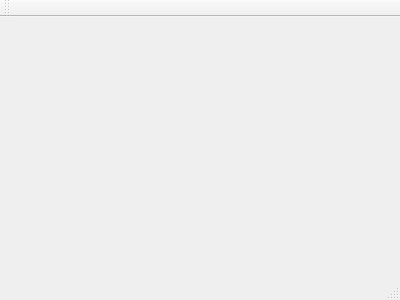
RaCastanon/Lighting, file LightControl/mainwindow.ui: the form before one commit.
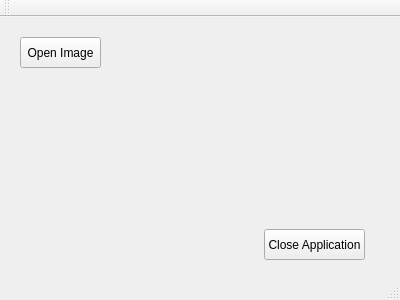
The form after the commit.

Commit message:
Set up OpenCV in QT
Set  up OpenCV in QT Creator

Patch:
```diff
--- a/LightControl/mainwindow.ui
+++ b/LightControl/mainwindow.ui
@@ -12,13 +12,55 @@
   <property name="windowTitle" >
    <string>MainWindow</string>
   </property>
-  <widget class="QMenuBar" name="menuBar" />
-  <widget class="QToolBar" name="mainToolBar" />
-  <widget class="QWidget" name="centralWidget" />
-  <widget class="QStatusBar" name="statusBar" />
+  <widget class="QWidget" name="centralWidget">
+   <widget class="QPushButton" name="OpenImageButton">
+    <property name="geometry">
+     <rect>
+      <x>20</x>
+      <y>20</y>
+      <width>81</width>
+      <height>31</height>
+     </rect>
+    </property>
+    <property name="text">
+     <string>Open Image</string>
+    </property>
+   </widget>
+   <widget class="QPushButton" name="closeApp">
+    <property name="geometry">
+     <rect>
+      <x>264</x>
+      <y>212</y>
+      <width>101</width>
+      <height>31</height>
+     </rect>
+    </property>
+    <property name="text">
+     <string>Close Application</string>
+    </property>
+   </widget>
+  </widget>
+  <widget class="QMenuBar" name="menuBar">
+   <property name="geometry">
+    <rect>
+     <x>0</x>
+     <y>0</y>
+     <width>400</width>
+     <height>21</height>
+    </rect>
+   </property>
+  </widget>
+  <widget class="QToolBar" name="mainToolBar">
+   <attribute name="toolBarArea">
+    <enum>TopToolBarArea</enum>
+   </attribute>
+   <attribute name="toolBarBreak">
+    <bool>false</bool>
+   </attribute>
+  </widget>
+  <widget class="QStatusBar" name="statusBar"/>
  </widget>
- <layoutDefault spacing="6" margin="11" />
- <pixmapfunction></pixmapfunction>
+ <layoutdefault spacing="6" margin="11"/>
  <resources/>
  <connections/>
 </ui>
```
Left out of the diff: 7 changed lines with no effect on the pictures. The commit also changes 13 other files.
